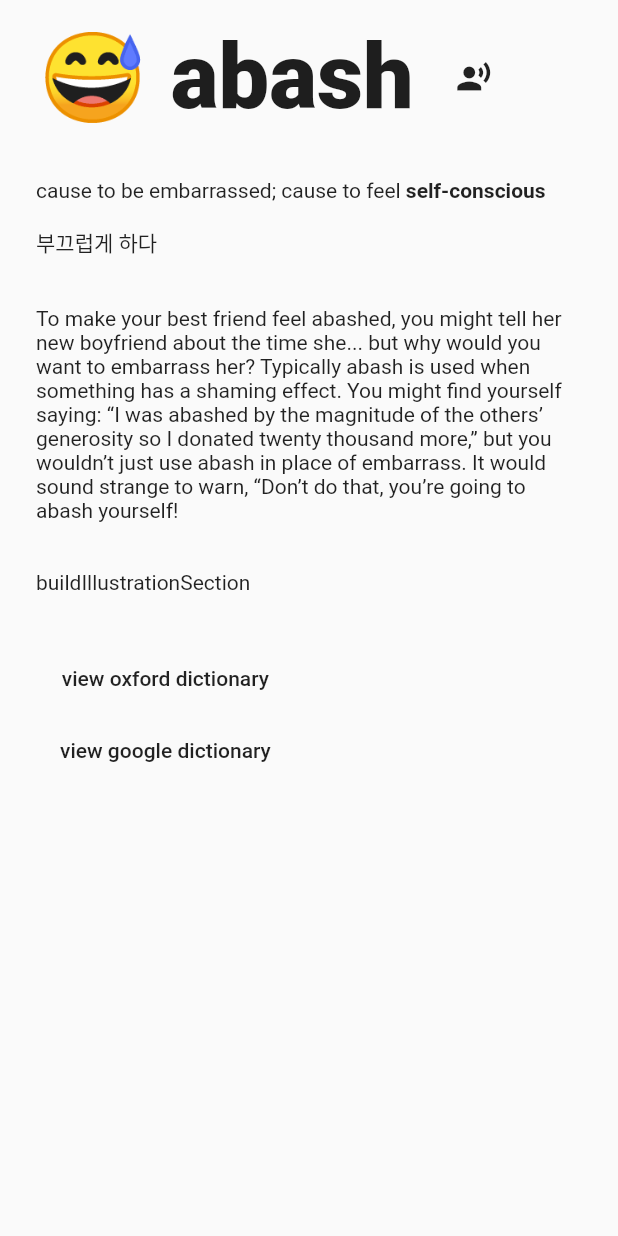
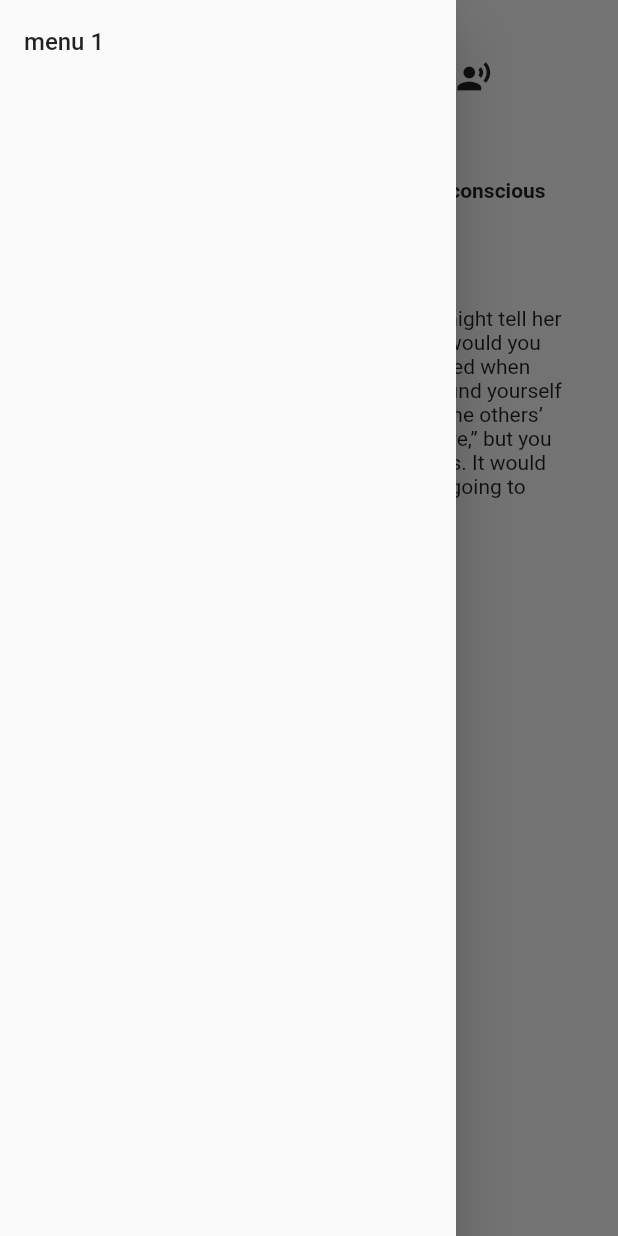
Before and after one commit to softmarshmallow/robbin, a Flutter app: the screen it shows after launch, with the side drawer open (before the commit the screen has no drawer), on a phone screen of 412 x 824 dp. Run offline on Flutter 3.47's test engine with Material 2 defaults, Android fonts, the light colour scheme and no system bars.

```diff
--- a/app/lib/screens/word_screen.dart
+++ b/app/lib/screens/word_screen.dart
@@ -3,6 +3,7 @@ import 'package:flutter/material.dart';
 import 'package:words/utils/external_definitions/external_definitions.dart';
 import 'package:words/utils/routes/routing.dart';
 import 'package:words/utils/url_launch/url_launch.dart';
+import 'package:words/widgets/drawers/main_drawer.dart';
 
 class WordScreen extends StatefulWidget {
   static const routeName = RouteSpecs.WORD_DETAIL_SCREEN;
@@ -19,14 +20,21 @@ class _WordScreenState extends State<WordScreen> {
   @override
   Widget build(BuildContext context) {
     return Scaffold(
-      body: buildBody(),
+      body: Stack(
+        fit: StackFit.expand,
+        children: [
+          buildContentBody(),
+          buildActionSection(),
+        ],
+      ),
+      drawer: MainDrawer(),
     );
   }
 
   final EdgeInsetsGeometry padding =
       const EdgeInsets.symmetric(horizontal: 24, vertical: 16);
 
-  Widget buildBody() {
+  Widget buildContentBody() {
     return SingleChildScrollView(
       child: Column(
         crossAxisAlignment: CrossAxisAlignment.start,
@@ -144,4 +152,43 @@ class _WordScreenState extends State<WordScreen> {
       ],
     );
   }
+
+  Widget buildActionSection() {
+    return Positioned(
+      child: Row(
+        mainAxisAlignment: MainAxisAlignment.center,
+        children: [
+          IconButton(
+              icon: Icon(Icons.help),
+              onPressed: () {
+                markAsUnknown();
+              }),
+          IconButton(
+              icon: Icon(Icons.check),
+              onPressed: () {
+                markAsKnown();
+              }),
+          IconButton(
+              icon: Icon(Icons.navigate_next),
+              onPressed: () {
+                skipToNext();
+              }),
+        ],
+      ),
+      bottom: 24,
+      left: 0,
+      right: 0,
+    );
+  }
+
+  // region actions
+  markAsKnown() {}
+
+  markAsUnknown() {}
+
+  skipToNext() {
+    Navigator.of(context).pushReplacementNamed(WordScreen.routeName);
+  }
+  // endregion actions
+
 }
--- /dev/null
+++ b/app/lib/widgets/drawers/main_drawer.dart
@@ -0,0 +1,20 @@
+import 'package:flutter/material.dart';
+
+class MainDrawer extends StatelessWidget{
+  @override
+  Widget build(BuildContext context) {
+    return Drawer(
+      child: SingleChildScrollView(
+        child: Column(
+          children: [
+            ListTile(
+              title: Text("menu 1"),
+              onTap: (){},
+            )
+          ],
+        ),
+      ),
+    );
+  }
+
+}
```
Also changed, not shown: app/pubspec.yaml (+7 -1 lines), 9 other files.
